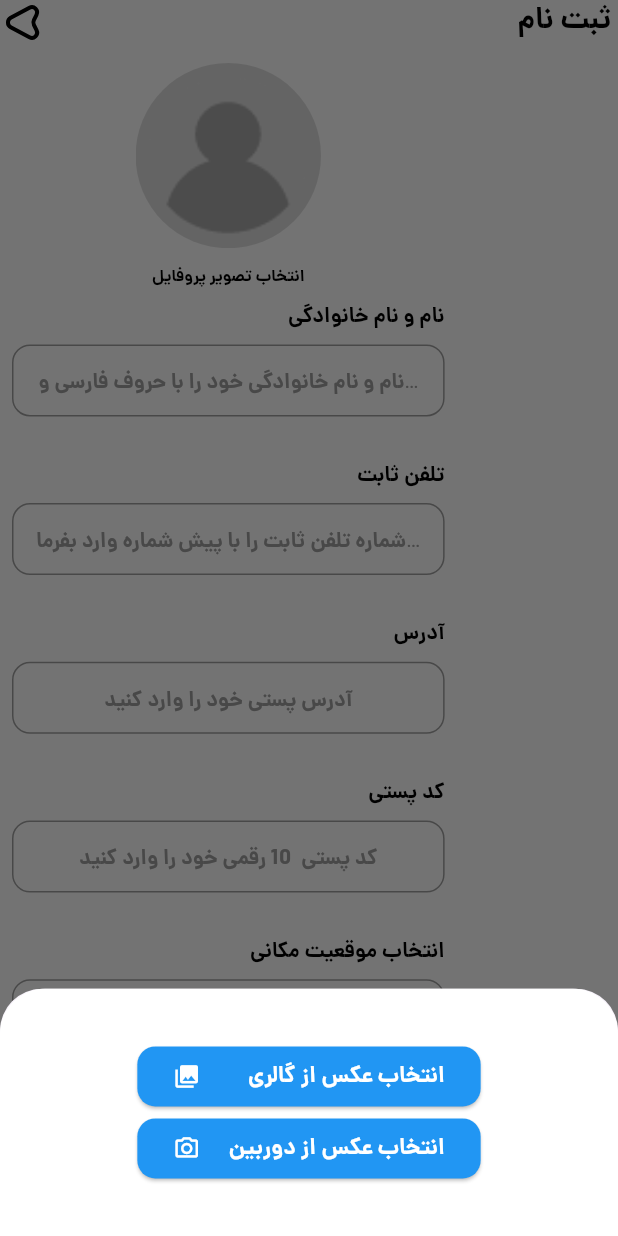
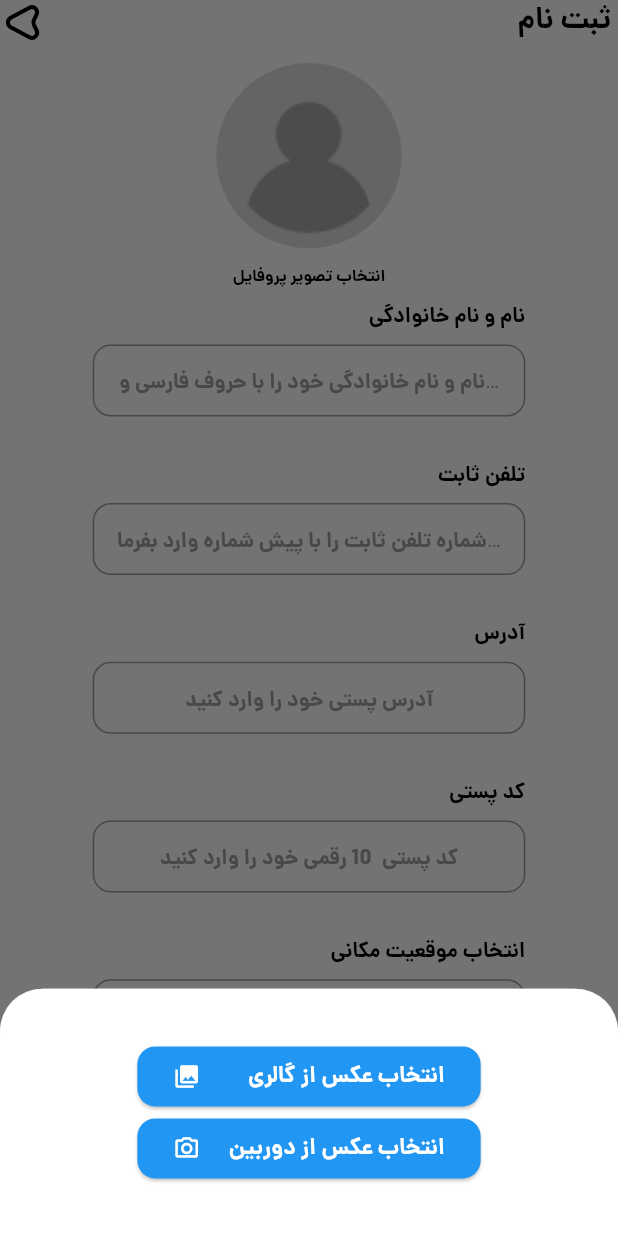
Before and after one commit to zahraaapz/watch_store_flutter, a Flutter app: the RegisterScreen screen opened by its route, after a tap on "انتخاب تصویر پروفایل", on a phone screen of 412 x 824 dp. Run offline on Flutter 3.47's test engine with Material 3 defaults, Android fonts, the phone set to English and light mode, and no system bars; our stand-ins replace bloc, carousel_slider, dio, flutter_bloc, flutter_svg, image_cropper and 2 more; missing offline and left inert: flutter_osm_plugin; accounts and stored records are empty; project files that could hold a hidden picture were left out.

Commit message:
add custom widget

```diff
--- a/lib/screens/register/cubit/register_state.dart
+++ b/lib/screens/register/cubit/register_state.dart
@@ -6,6 +6,12 @@ sealed class RegisterState {}
 final class RegisterInitial extends RegisterState {}
 final class LoadingState extends RegisterState {}
 final class ErrorState extends RegisterState {}
+final class IntialImageState extends RegisterState {
+    File image;
+    IntialImageState({required this.image});
+}
+final class CancelImageState extends RegisterState {}
+
 final class OkResponsestate extends RegisterState {}
 final class LocationPickedState extends RegisterState {
   final GeoPoint ?location;
--- a/lib/screens/register/register_screen .dart
+++ b/lib/screens/register/register_screen .dart
@@ -1,3 +1,4 @@
+import 'dart:io';
 import 'package:dio/dio.dart';
 import 'package:flutter/material.dart';
 import 'package:flutter_bloc/flutter_bloc.dart';
@@ -31,7 +32,7 @@ class _RegisterScreenState extends State<RegisterScreen> {
   final TextEditingController controllerAddress = TextEditingController();
   final TextEditingController controllerPostalCode = TextEditingController();
   ImageHandler imageHandler = ImageHandler();
-
+var image=null;
   double lat = 0;
   double lng = 0;
 
@@ -44,90 +45,45 @@ class _RegisterScreenState extends State<RegisterScreen> {
       body: SingleChildScrollView(
         child: BlocProvider(
           create: (context) => RegisterCubit(),
-          child:
-              Column(crossAxisAlignment: CrossAxisAlignment.center, children: [
+          child: Center(
+            child: Column(
+
+                // crossAxisAlignment: CrossAxisAlignment.center,
+                children: [
                   MyDimens.medium.height,
-            Avatar(
-                file: imageHandler.getImage,
+                  BlocConsumer<RegisterCubit,RegisterState>(
+                    listener: (contxt, state) {
+                        if (state is IntialImageState) {
+                             image=state.image;  }
+                         if(state is CancelImageState){
+                         ScaffoldMessenger.of(context).showSnackBar(SnackBar(content:Text('Cancel')));
+                         }
+
+                    },
+                    builder:(contxt,state){
+
+                     return Avatar(
+                        file: image,
                         onTap: () {
-                  showModalBottomSheet(
-                    context: context,
-                    builder: (context) => Container(
-                      height: size.height / 5,
-                      width: double.infinity,
-                      decoration: const BoxDecoration(
-                          borderRadius: BorderRadius.only(
-                              topRight: Radius.circular(30),
-                              topLeft: Radius.circular(30)),
-                          color: Colors.white),
-                      child: Column(
-                        mainAxisAlignment: MainAxisAlignment.center,
-                        children: [
-                          SizedBox(
-                            width: size.width / 1.8,
-                            child: ElevatedButton(
-                                style: AppButtonStyle.mainButtonStyle.copyWith(
-                                    backgroundColor:
-                                        const MaterialStatePropertyAll(
-                                            MyColors.primaryColor)),
-                                onPressed: () async => await imageHandler
-                                    .pickAndCropImage(
-                                        source: ImageSource.gallery)
-                                    .then((value) => setState(() {})),
-                                child: const Row(
-                                  mainAxisAlignment:
-                                      MainAxisAlignment.spaceBetween,
-                                  children: [
-                                    Icon(Icons.photo_library,
-                                        color: Colors.white),
-                                    Text('انتخاب عکس از گالری',
-                                        style: MyStyles.mainButton),
-                                  ],
-                                )),
-                          ),
-                          SizedBox(
-                            width: size.width / 1.8,
-                            child: ElevatedButton(
-                                style: AppButtonStyle.mainButtonStyle.copyWith(
-                                    backgroundColor:
-                                        const MaterialStatePropertyAll(
-                                            MyColors.primaryColor)),
-                                onPressed: () async => await imageHandler
-                                    .pickAndCropImage(
-                                        source: ImageSource.camera)
-                                    .then((value) => setState(() {})),
-                                child: const Row(
-                                  mainAxisAlignment:
-                                      MainAxisAlignment.spaceBetween,
-                                  children: [
-                                    Icon(Icons.camera_alt_outlined,
-                                        color: Colors.white),
-                                    Text('انتخاب عکس از دوربین',
-                                        style: MyStyles.mainButton),
-                                  ],
-                                )),
-                          ),
-                        ],
-                      ),
-                    ),
-                  );
+                          galleryOrcamera(context, size, contxt);
+                        });
   }),
                   AppTextField(
                       lable: MyStrings.nameLastName,
                       hint: MyStrings.hintNameLastName,
-                controller: controllerLocation),
+                      controller: controllerLastName),
                   AppTextField(
                       lable: MyStrings.homeNumber,
                       hint: MyStrings.hintHomeNumber,
-                controller: controllerLocation),
+                      controller: controllerPhone),
                   AppTextField(
                       lable: MyStrings.address,
                       hint: MyStrings.hintAddress,
-                controller: controllerLocation),
+                      controller: controllerAddress),
                   AppTextField(
                       lable: MyStrings.postalCode,
                       hint: MyStrings.hintPostalCode,
-                controller: controllerLocation),
+                      controller: controllerPostalCode),
                   BlocConsumer<RegisterCubit, RegisterState>(
                     listener: (context, state) {
                       if (state is LocationPickedState) {
@@ -172,15 +128,17 @@ class _RegisterScreenState extends State<RegisterScreen> {
                             text: MyStrings.next,
                             onPressed: () async {
                               User user = User(
-                            name:controllerLastName.text,
+                                  name: controllerLastName.text,
                                   phone: controllerPhone.text,
                                   postalCode: controllerPostalCode.text,
                                   address: controllerAddress.text,
-                            image:await MultipartFile.fromFile(imageHandler.getImage!.path),
+                                  image: await MultipartFile.fromFile(
+                                      imageHandler.getImage!.path),
                                   lat: lat,
                                   lng: lng);
 
-                            BlocProvider.of<RegisterCubit>(context).register(user:user);
+                              BlocProvider.of<RegisterCubit>(context)
+                                  .register(user: user);
                             });
                       }
                     },
@@ -189,6 +147,80 @@ class _RegisterScreenState extends State<RegisterScreen> {
                 ]),
           ),
         ),
+      ),
     ));
   }
+
+  Future<dynamic> galleryOrcamera(BuildContext context, Size size, BuildContext contxt) {
+    return showModalBottomSheet(
+                          context: context,
+                          builder: (context) => Container(
+                            height: size.height / 5,
+                            width: double.infinity,
+                            decoration: const BoxDecoration(
+                                borderRadius: BorderRadius.only(
+                                    topRight: Radius.circular(30),
+                                    topLeft: Radius.circular(30)),
+                                color: Colors.white),
+                            child: Column(
+                                mainAxisAlignment: MainAxisAlignment.center,
+                                children: [
+                                  SizedBox(
+                                    width: size.width / 1.8,
+                                    child:     ElevatedButton(
+                                            style: AppButtonStyle.mainButtonStyle
+                                                .copyWith(
+                                                    backgroundColor:
+                                                        const MaterialStatePropertyAll(
+                                                            MyColors.primaryColor)),
+                                            onPressed: () async =>
+                                                await BlocProvider.of<
+                                                        RegisterCubit>(contxt)
+                                                    .pickAndCropImage(
+                                                        source:
+                                                            ImageSource.gallery),
+                                            child: const Row(
+                                              mainAxisAlignment:
+                                                  MainAxisAlignment.spaceBetween,
+                                              children: [
+                                                Icon(Icons.photo_library,
+                                                    color: Colors.white),
+                                                Text('انتخاب عکس از گالری',
+                                                    style: MyStyles.mainButton),
+                                              ],
+                                            )
+                                      )
+                                    ),
+
+                                  SizedBox(
+                                    width: size.width / 1.8,
+                                    child: ElevatedButton(
+                                        style: AppButtonStyle.mainButtonStyle
+                                            .copyWith(
+                                                backgroundColor:
+                                                    const MaterialStatePropertyAll(
+                                                        MyColors.primaryColor)),
+                                        onPressed: () async =>
+                                      await    BlocProvider.of<
+                                                        RegisterCubit>(contxt)
+                                                    .pickAndCropImage(
+                                                        source:
+                                                            ImageSource.camera),
+                                        child: const Row(
+                                          mainAxisAlignment:
+                                              MainAxisAlignment.spaceBetween,
+                                          children: [
+                                            Icon(Icons.camera_alt_outlined,
+                                                color: Colors.white),
+                                            Text('انتخاب عکس از دوربین',
+                                                style: MyStyles.mainButton),
+                                          ],
+                                        )),
+                                  ),
+                                ],
+                              )
+                            ),
+
+                        );
   }
+}
```
Also changed, not shown: lib/screens/register/cubit/register_cubit.dart (+35 -1 lines), 3 other files. Lines whose indentation alone changed are shown as unchanged.
